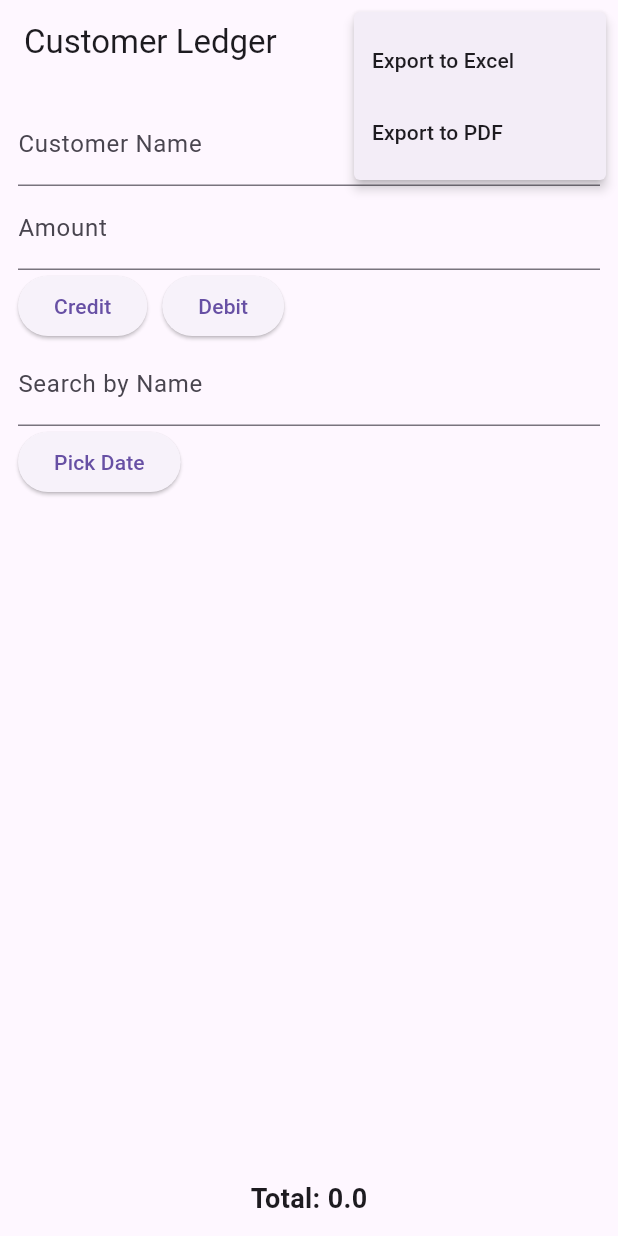
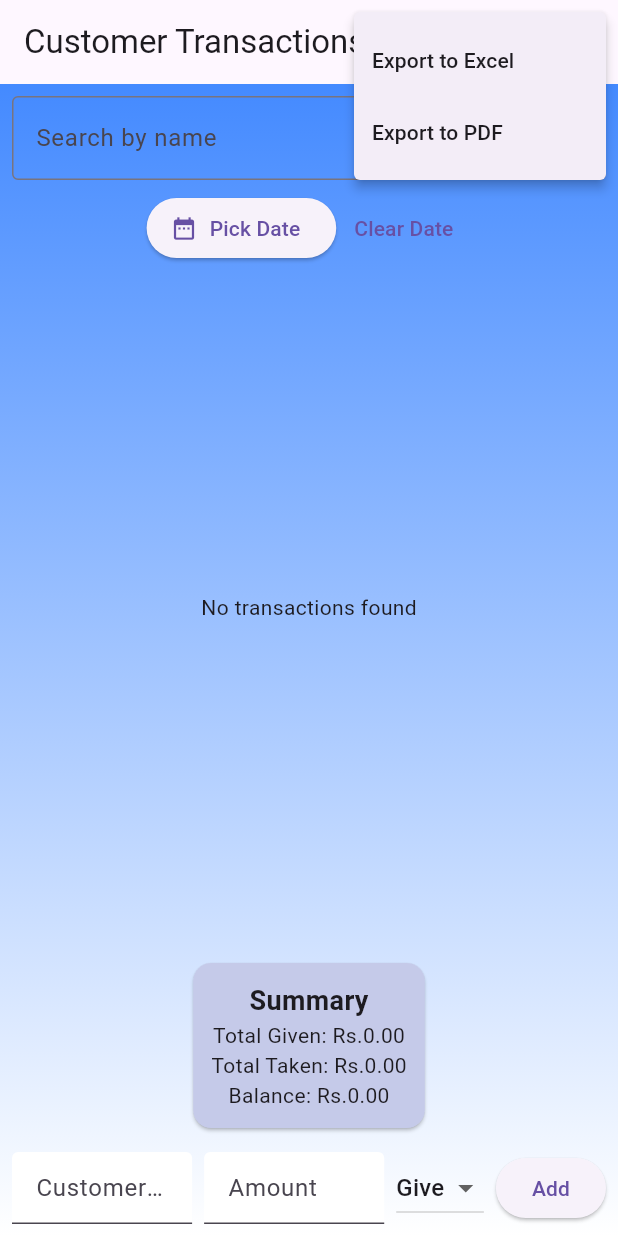
Before and after one commit to salman123a/Customer-Ledgers, a Flutter app: the screen it shows after launch, after a tap on the "more vert" icon, on a phone screen of 412 x 824 dp. Run offline on Flutter 3.47's test engine with Material 3 defaults, Android fonts, the phone set to English and light mode, and no system bars; our stand-ins replace cross_file, pdf, printing, share_plus, sqflite; missing offline and left inert: excel; accounts and stored records are empty.

Commit message:
Update main.dart

```diff
--- a/lib/main.dart
+++ b/lib/main.dart
@@ -1,239 +1,283 @@
+// lib/main.dart
+import 'dart:typed_data';
+import 'package:flutter/material.dart';
+import 'package:sqflite/sqflite.dart';
+import 'package:path/path.dart';
+import 'package:excel/excel.dart';
+import 'package:pdf/widgets.dart' as pw;
+import 'package:pdf/pdf.dart';
+import 'package:printing/printing.dart';
+import 'package:share_plus/share_plus.dart';
+import 'package:intl/intl.dart';
+import 'package:cross_file/cross_file.dart';
 
-import 'package:flutter/material.dart';
-import 'package:intl/intl.dart';
-import 'package:share_plus/share_plus.dart';
-import 'package:pdf/widgets.dart' as pw;
-import 'package:printing/printing.dart';
-import 'package:excel/excel.dart';
-import 'dart:typed_data';
-
-void main() {
-  runApp(CustomerLedgerApp());
+void main() async {
+  WidgetsFlutterBinding.ensureInitialized();
+  runApp(const CustomerApp());
 }
 
-class CustomerLedgerApp extends StatelessWidget {
+class CustomerApp extends StatelessWidget {
+  const CustomerApp({super.key});
+
   @override
   Widget build(BuildContext context) {
     return MaterialApp(
+      title: 'Customer Ledger',
       debugShowCheckedModeBanner: false,
-      title: 'Customer Ledger',
-      theme: ThemeData(primarySwatch: Colors.blue),
-      home: LedgerHomePage(),
+      theme: ThemeData(primarySwatch: Colors.indigo),
+      home: const HomePage(),
     );
   }
 }
 
-class Transaction {
+/* --- Model --- */
+class TransactionModel {
+  final int? id;
   final String name;
   final double amount;
-  final bool isCredit;
-  final DateTime date;
+  final String type; // "Give" or "Take"
+  final String date; // yyyy-MM-dd
 
-  Transaction(
-      {required this.name,
-      required this.amount,
-      required this.isCredit,
-      required this.date});
+  TransactionModel({this.id, required this.name, required this.amount, required this.type, required this.date});
+
+  Map<String, dynamic> toMap() => {'id': id, 'name': name, 'amount': amount, 'type': type, 'date': date};
 }
 
-class LedgerHomePage extends StatefulWidget {
-  @override
-  _LedgerHomePageState createState() => _LedgerHomePageState();
+/* --- DB helper (singleton) --- */
+class DatabaseHelper {
+  DatabaseHelper._privateConstructor();
+  static final DatabaseHelper instance = DatabaseHelper._privateConstructor();
+  static Database? _db;
+
+  Future<Database> get database async {
+    if (_db != null) return _db!;
+    // initialize DB
+    final dbPath = join(await getDatabasesPath(), 'transactions.db');
+    _db = await openDatabase(dbPath, version: 1, onCreate: (db, v) async {
+      await db.execute('''
+        CREATE TABLE transactions(
+          id INTEGER PRIMARY KEY AUTOINCREMENT,
+          name TEXT,
+          amount REAL,
+          type TEXT,
+          date TEXT
+        )
+      ''');
+    });
+    return _db!;
+  }
+
+  Future<int> insertTransaction(TransactionModel t) async {
+    final db = await database;
+    return await db.insert('transactions', t.toMap(), conflictAlgorithm: ConflictAlgorithm.replace);
+  }
+
+  Future<List<TransactionModel>> fetchAll({String? name, String? date}) async {
+    final db = await database;
+    String? where;
+    List<dynamic>? args;
+
+    if ((name != null && name.isNotEmpty) || (date != null && date.isNotEmpty)) {
+      final clauses = <String>[];
+      args = [];
+      if (name != null && name.isNotEmpty) {
+        clauses.add('LOWER(name) LIKE ?');
+        args.add('%${name.toLowerCase()}%');
+      }
+      if (date != null && date.isNotEmpty) {
+        clauses.add('date = ?');
+        args.add(date);
+      }
+      where = clauses.join(' AND ');
+    }
+
+    final rows = await db.query('transactions', where: where, whereArgs: args, orderBy: 'id DESC');
+    return rows.map((r) => TransactionModel(
+      id: r['id'] as int?,
+      name: r['name'] as String,
+      amount: (r['amount'] as num).toDouble(),
+      type: r['type'] as String,
+      date: r['date'] as String,
+    )).toList();
+  }
 }
 
-class _LedgerHomePageState extends State<LedgerHomePage> {
-  final List<Transaction> _transactions = [];
-  String _searchQuery = "";
+/* --- Home Page --- */
+class HomePage extends StatefulWidget {
+  const HomePage({super.key});
+  @override
+  State<HomePage> createState() => _HomePageState();
+}
+
+class _HomePageState extends State<HomePage> {
+  final _nameCtrl = TextEditingController();
+  final _amountCtrl = TextEditingController();
+  String _type = 'Give';
+  String _searchName = '';
   DateTime? _selectedDate;
+  List<TransactionModel> _transactions = [];
 
-  final TextEditingController _nameController = TextEditingController();
-  final TextEditingController _amountController = TextEditingController();
-
-  void _addTransaction(bool isCredit) {
-    if (_nameController.text.isEmpty || _amountController.text.isEmpty) return;
-
-    setState(() {
-      _transactions.add(Transaction(
-        name: _nameController.text,
-        amount: double.parse(_amountController.text),
-        isCredit: isCredit,
-        date: DateTime.now(),
-      ));
-    });
-
-    _nameController.clear();
-    _amountController.clear();
+  @override
+  void initState() {
+    super.initState();
+    _load();
   }
 
-  List<Transaction> get _filteredTransactions {
-    return _transactions.where((tx) {
-      final matchName = _searchQuery.isEmpty ||
-          tx.name.toLowerCase().contains(_searchQuery.toLowerCase());
-      final matchDate = _selectedDate == null ||
-          (tx.date.year == _selectedDate!.year &&
-              tx.date.month == _selectedDate!.month &&
-              tx.date.day == _selectedDate!.day);
-      return matchName && matchDate;
-    }).toList();
+  Future<void> _load() async {
+    final dateStr = _selectedDate != null ? DateFormat('yyyy-MM-dd').format(_selectedDate!) : null;
+    _transactions = await DatabaseHelper.instance.fetchAll(name: _searchName, date: dateStr);
+    setState(() {});
   }
 
-  double get _totalAmount {
-    return _filteredTransactions.fold(
-        0,
-        (sum, tx) => sum + (tx.isCredit ? tx.amount : -tx.amount));
+  Future<void> _pickDate() async {
+    final picked = await showDatePicker(context: context, initialDate: DateTime.now(), firstDate: DateTime(2000), lastDate: DateTime(2100));
+    if (picked != null) {
+      _selectedDate = picked;
+      await _load();
+    }
   }
+
+  Future<void> _addTransaction() async {
+    final name = _nameCtrl.text.trim();
+    final amount = double.tryParse(_amountCtrl.text.trim()) ?? 0;
+    if (name.isEmpty || amount <= 0) return;
+
+    final t = TransactionModel(
+      name: name,
+      amount: amount,
+      type: _type,
+      date: DateFormat('yyyy-MM-dd').format(DateTime.now()),
+    );
+    await DatabaseHelper.instance.insertTransaction(t);
+    _nameCtrl.clear();
+    _amountCtrl.clear();
+    await _load();
+  }
+
+  double get _totalGive => _transactions.where((t) => t.type.toLowerCase()=='give').fold(0.0, (s,v) => s + v.amount);
+  double get _totalTake => _transactions.where((t) => t.type.toLowerCase()=='take').fold(0.0, (s,v) => s + v.amount);
+  double get _balance => _totalTake - _totalGive;
 
   Future<void> _exportToExcel() async {
     var excel = Excel.createExcel();
     Sheet sheet = excel['Transactions'];
-    sheet.appendRow(["Name", "Amount", "Type", "Date"]);
 
-    for (var tx in _filteredTransactions) {
-      sheet.appendRow([
-        tx.name,
-        tx.amount,
-        tx.isCredit ? "Credit" : "Debit",
-        DateFormat('yyyy-MM-dd').format(tx.date)
-      ]);
+    sheet.appendRow(['Name','Amount','Type','Date']);
+    for (var t in _transactions) {
+      sheet.appendRow([t.name, t.amount, t.type, t.date]);
     }
+    sheet.appendRow([]);
+    sheet.appendRow(['Total Given', _totalGive]);
+    sheet.appendRow(['Total Taken', _totalTake]);
+    sheet.appendRow(['Balance', _balance]);
 
-    final fileBytes = excel.encode()!;
-    final tempFile = Uint8List.fromList(fileBytes);
-
-    await Share.shareXFiles(
-      [XFile.fromData(tempFile, name: 'transactions.xlsx')],
-      text: 'Customer Transactions',
-    );
+    var bytes = excel.encode();
+    if (bytes == null) return;
+    final xfile = XFile.fromData(Uint8List.fromList(bytes), name: 'transactions.xlsx', mimeType: 'application/vnd.openxmlformats-officedocument.spreadsheetml.sheet');
+    await Share.shareXFiles([xfile], text: 'Transactions report');
   }
 
   Future<void> _exportToPdf() async {
     final pdf = pw.Document();
-    pdf.addPage(
-      pw.Page(
-        build: (pw.Context context) => pw.Table.fromTextArray(
-          headers: ["Name", "Amount", "Type", "Date"],
-          data: _filteredTransactions.map((tx) {
-            return [
-              tx.name,
-              tx.amount.toString(),
-              tx.isCredit ? "Credit" : "Debit",
-              DateFormat('yyyy-MM-dd').format(tx.date),
-            ];
-          }).toList(),
-        ),
-      ),
-    );
+    pdf.addPage(pw.Page(
+      pageFormat: PdfPageFormat.a4,
+      build: (pw.Context ctx) {
+        return pw.Column(crossAxisAlignment: pw.CrossAxisAlignment.start, children: [
+          pw.Text('Transactions Report', style: pw.TextStyle(fontSize: 20, fontWeight: pw.FontWeight.bold)),
+          pw.SizedBox(height: 10),
+          pw.Table.fromTextArray(
+            headers: ['Name','Amount','Type','Date'],
+            data: _transactions.map((t) => [t.name, t.amount.toStringAsFixed(2), t.type, t.date]).toList(),
+          ),
+          pw.SizedBox(height: 16),
+          pw.Text('Total Given: ${_totalGive.toStringAsFixed(2)}'),
+          pw.Text('Total Taken: ${_totalTake.toStringAsFixed(2)}'),
+          pw.Text('Balance: ${_balance.toStringAsFixed(2)}'),
+        ]);
+      },
+    ));
 
-    final pdfBytes = await pdf.save();
-    await Share.shareXFiles(
-      [XFile.fromData(pdfBytes, name: 'transactions.pdf')],
-      text: 'Customer Transactions',
-    );
-  }
-
-  void _pickDate() async {
-    DateTime? pickedDate = await showDatePicker(
-      context: context,
-      initialDate: DateTime.now(),
-      firstDate: DateTime(2020),
-      lastDate: DateTime(2100),
-    );
-    if (pickedDate != null) {
-      setState(() {
-        _selectedDate = pickedDate;
-      });
-    }
+    final bytes = await pdf.save();
+    final xfile = XFile.fromData(Uint8List.fromList(bytes), name: 'transactions.pdf', mimeType: 'application/pdf');
+    await Share.shareXFiles([xfile], text: 'Transactions report');
   }
 
   @override
   Widget build(BuildContext context) {
+    final selectedDateStr = _selectedDate != null ? DateFormat('yyyy-MM-dd').format(_selectedDate!) : null;
+
     return Scaffold(
       appBar: AppBar(
-        title: Text("Customer Ledger"),
+        title: const Text('Customer Transactions'),
         actions: [
           PopupMenuButton<String>(
-            onSelected: (value) {
-              if (value == "excel") {
-                _exportToExcel();
-              } else if (value == "pdf") {
-                _exportToPdf();
-              }
+            onSelected: (v) async {
+              if (v == 'excel') await _exportToExcel();
+              if (v == 'pdf') await _exportToPdf();
             },
-            itemBuilder: (context) => [
-              PopupMenuItem(value: "excel", child: Text("Export to Excel")),
-              PopupMenuItem(value: "pdf", child: Text("Export to PDF")),
+            itemBuilder: (_) => const [
+              PopupMenuItem(value: 'excel', child: Text('Export to Excel')),
+              PopupMenuItem(value: 'pdf', child: Text('Export to PDF')),
             ],
-          ),
+          )
         ],
       ),
-      body: Padding(
-        padding: EdgeInsets.all(12),
+      body: Container(
+        decoration: const BoxDecoration(
+          gradient: LinearGradient(colors: [Colors.blueAccent, Colors.white], begin: Alignment.topCenter, end: Alignment.bottomCenter),
+        ),
         child: Column(
           children: [
-            TextField(
-              controller: _nameController,
-              decoration: InputDecoration(labelText: "Customer Name"),
-            ),
-            TextField(
-              controller: _amountController,
-              keyboardType: TextInputType.number,
-              decoration: InputDecoration(labelText: "Amount"),
-            ),
-            Row(
-              children: [
-                ElevatedButton(
-                  onPressed: () => _addTransaction(true),
-                  child: Text("Credit"),
-                ),
-                SizedBox(width: 10),
-                ElevatedButton(
-                  onPressed: () => _addTransaction(false),
-                  child: Text("Debit"),
-                ),
-              ],
-            ),
-            TextField(
-              decoration: InputDecoration(labelText: "Search by Name"),
-              onChanged: (value) {
-                setState(() {
-                  _searchQuery = value;
-                });
-              },
-            ),
-            Row(
-              children: [
-                ElevatedButton(
-                  onPressed: _pickDate,
-                  child: Text("Pick Date"),
-                ),
-                SizedBox(width: 10),
-                if (_selectedDate != null)
-                  Text(DateFormat('yyyy-MM-dd').format(_selectedDate!)),
-              ],
-            ),
-            SizedBox(height: 10),
-            Expanded(
-              child: ListView.builder(
-                itemCount: _filteredTransactions.length,
-                itemBuilder: (context, index) {
-                  final tx = _filteredTransactions[index];
-                  return ListTile(
-                    title: Text(tx.name),
-                    subtitle: Text(DateFormat('yyyy-MM-dd').format(tx.date)),
-                    trailing: Text(
-                      "${tx.isCredit ? '+' : '-'}${tx.amount}",
-                      style: TextStyle(
-                        color: tx.isCredit ? Colors.green : Colors.red,
-                        fontWeight: FontWeight.bold,
-                      ),
-                    ),
-                  );
-                },
+            Padding(
+              padding: const EdgeInsets.all(8.0),
+              child: TextField(
+                decoration: const InputDecoration(labelText: 'Search by name', border: OutlineInputBorder()),
+                onChanged: (v) { _searchName = v; _load(); },
               ),
             ),
-            Text(
-              "Total: $_totalAmount",
-              style: TextStyle(fontSize: 18, fontWeight: FontWeight.bold),
+            Row(mainAxisAlignment: MainAxisAlignment.center, children: [
+              ElevatedButton.icon(onPressed: _pickDate, icon: const Icon(Icons.date_range), label: const Text('Pick Date')),
+              if (selectedDateStr != null) Padding(padding: const EdgeInsets.only(left: 8), child: Text('Selected: $selectedDateStr')),
+              TextButton(onPressed: () { _selectedDate = null; _load(); }, child: const Text('Clear Date')),
+            ]),
+            Expanded(
+              child: _transactions.isEmpty
+                ? const Center(child: Text('No transactions found'))
+                : ListView.builder(
+                    itemCount: _transactions.length,
+                    itemBuilder: (ctx, i) {
+                      final t = _transactions[i];
+                      return Card(margin: const EdgeInsets.all(8), child: ListTile(
+                        title: Text(t.name),
+                        subtitle: Text('${t.type.toUpperCase()} • Rs.${t.amount.toStringAsFixed(2)} • ${t.date}'),
+                      ));
+                    },
+                  ),
+            ),
+            Card(
+              color: Colors.indigo.shade100,
+              margin: const EdgeInsets.all(8),
+              child: Padding(
+                padding: const EdgeInsets.all(12),
+                child: Column(children: [
+                  const Text('Summary', style: TextStyle(fontSize: 18, fontWeight: FontWeight.bold)),
+                  Text('Total Given: Rs.${_totalGive.toStringAsFixed(2)}'),
+                  Text('Total Taken: Rs.${_totalTake.toStringAsFixed(2)}'),
+                  Text('Balance: Rs.${_balance.toStringAsFixed(2)}'),
+                ]),
+              ),
+            ),
+            Padding(
+              padding: const EdgeInsets.all(8),
+              child: Row(children: [
+                Expanded(child: TextField(controller: _nameCtrl, decoration: const InputDecoration(hintText: 'Customer Name', filled: true, fillColor: Colors.white)) ),
+                const SizedBox(width: 8),
+                Expanded(child: TextField(controller: _amountCtrl, keyboardType: TextInputType.number, decoration: const InputDecoration(hintText: 'Amount', filled: true, fillColor: Colors.white)) ),
+                const SizedBox(width: 8),
+                DropdownButton<String>(value: _type, items: const [DropdownMenuItem(value: 'Give', child: Text('Give')), DropdownMenuItem(value: 'Take', child: Text('Take'))], onChanged: (v){ setState((){ _type = v!; }); }),
+                const SizedBox(width: 8),
+                ElevatedButton(onPressed: () async { await _addTransaction(); }, child: const Text('Add')),
+              ]),
             )
           ],
         ),
```
